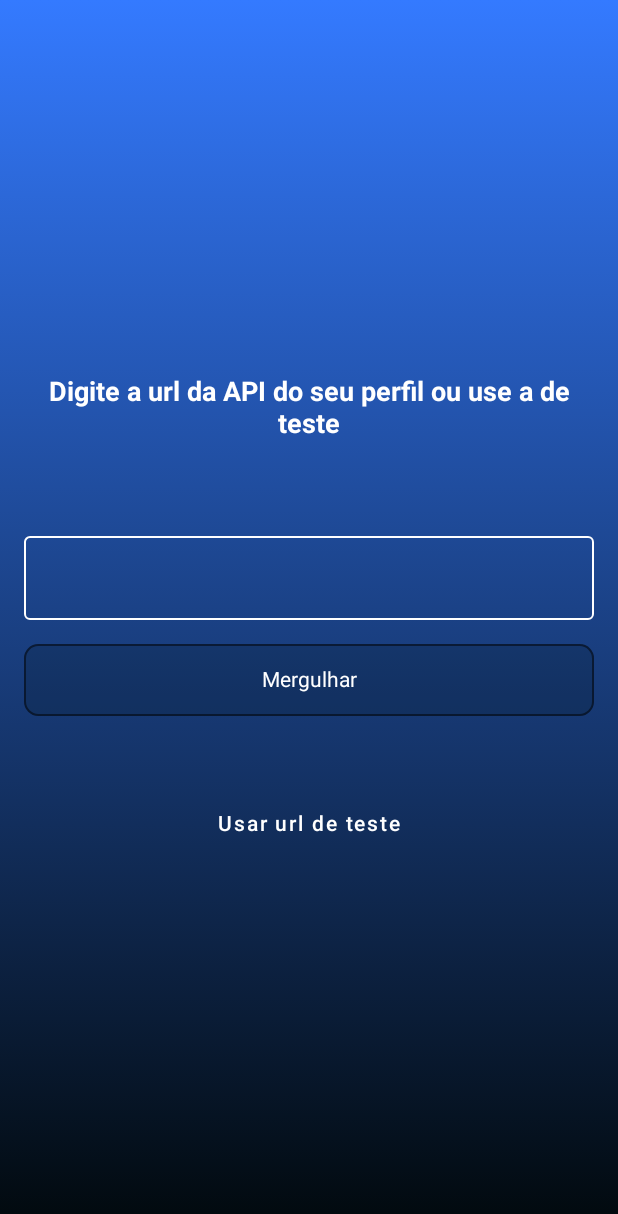
After one commit to git-jr/KMPSensors, an Android app built with Jetpack Compose: the composable LoginScreen shown on its own in the app's theme, on a phone screen of 412 x 824 dp. The commit adds this screen. Shown: the top 1214 px of the screen. Run offline under Robolectric (Android 15) with nearby library versions, the phone set to English and light mode, and no system bars; 3 statements that could not run were skipped.

```diff
--- a/androidApp/build.gradle.kts
+++ b/androidApp/build.gradle.kts
@@ -36,6 +36,3 @@ android {
         jvmToolchain(11)
     }
 }
-dependencies {
-   // implementation("androidx.compose.foundation:foundation-layout-android:1.5.0")
-}
--- a/shared/src/androidMain/kotlin/main.android.kt
+++ b/shared/src/androidMain/kotlin/main.android.kt
@@ -2,4 +2,5 @@ import androidx.compose.runtime.Composable
 
 actual fun getPlatformName(): String = "Android"
 
-@Composable fun MainView() = App()
+@Composable
+fun MainView(animatedMainRotate: Float) = App(animatedMainRotate)
--- /dev/null
+++ b/shared/src/commonMain/kotlin/ui/home/LoginScreen.kt
@@ -0,0 +1,119 @@
+package ui.home
+
+import androidx.compose.foundation.background
+import androidx.compose.foundation.border
+import androidx.compose.foundation.layout.Arrangement
+import androidx.compose.foundation.layout.Box
+import androidx.compose.foundation.layout.Column
+import androidx.compose.foundation.layout.Row
+import androidx.compose.foundation.layout.Spacer
+import androidx.compose.foundation.layout.fillMaxSize
+import androidx.compose.foundation.layout.fillMaxWidth
+import androidx.compose.foundation.layout.padding
+import androidx.compose.foundation.shape.RoundedCornerShape
+import androidx.compose.material.OutlinedTextField
+import androidx.compose.material.Text
+import androidx.compose.material.TextButton
+import androidx.compose.material.TextFieldDefaults
+import androidx.compose.runtime.Composable
+import androidx.compose.runtime.getValue
+import androidx.compose.runtime.mutableStateOf
+import androidx.compose.runtime.remember
+import androidx.compose.runtime.setValue
+import androidx.compose.ui.Alignment
+import androidx.compose.ui.Modifier
+import androidx.compose.ui.graphics.Brush
+import androidx.compose.ui.graphics.Color
+import androidx.compose.ui.text.font.FontWeight
+import androidx.compose.ui.text.style.TextAlign
+import androidx.compose.ui.unit.dp
+import androidx.compose.ui.unit.sp
+import extensions.noRippleClickable
+
+@Composable
+fun LoginScreen(onLogin: (String?) -> Unit) {
+    val gradientBackgroundColor =
+        Brush.verticalGradient(listOf(Color(52, 122, 255), Color(1, 8, 11)))
+    Box(
+        Modifier.background(gradientBackgroundColor),
+    ) {
+        Box(
+            modifier = Modifier
+                .fillMaxSize(),
+        ) {
+            Column(
+                modifier = Modifier
+                    .padding(16.dp)
+                    .fillMaxSize(),
+                horizontalAlignment = Alignment.CenterHorizontally,
+                verticalArrangement = Arrangement.Center
+            ) {
+                var urlTextState by remember { mutableStateOf("") }
+                Text(
+                    text = "Digite a url da API do seu perfil ou use a de teste",
+                    textAlign = TextAlign.Center,
+                    color = Color.White,
+                    fontSize = 18.sp,
+                    fontWeight = FontWeight.Bold,
+                )
+
+                Spacer(modifier = Modifier.padding(32.dp))
+
+                OutlinedTextField(
+                    value = urlTextState,
+                    onValueChange = { urlTextState = it },
+                    modifier = Modifier.fillMaxWidth(),
+                    colors = TextFieldDefaults.outlinedTextFieldColors(
+                        focusedBorderColor = Color.White,
+                        unfocusedBorderColor = Color.White,
+                        cursorColor = Color.White,
+                        textColor = Color.White,
+                    ),
+                )
+
+
+                Spacer(modifier = Modifier.padding(8.dp))
+
+                Row(
+                    modifier = Modifier
+                        .background(
+                            Color(2, 17, 24).copy(0.2f),
+                            shape = RoundedCornerShape(20)
+                        )
+                        .border(
+                            1.dp,
+                            Color.Black.copy(0.5f),
+                            shape = RoundedCornerShape(20)
+                        )
+                        .padding(16.dp)
+                        .fillMaxWidth(),
+                ) {
+                    Text(
+                        text = "Mergulhar",
+                        textAlign = TextAlign.Center,
+                        color = Color.White,
+                        modifier = Modifier
+                            .fillMaxWidth()
+                            .noRippleClickable {
+                                if (urlTextState.isNotEmpty()) onLogin(urlTextState)
+                            }
+                    )
+                }
+
+                Spacer(modifier = Modifier.padding(24.dp))
+
+                TextButton(
+                    onClick = { onLogin(null) },
+                    modifier = Modifier
+                        .fillMaxWidth()
+                ) {
+                    Text(
+                        text = "Usar url de teste",
+                        textAlign = TextAlign.Center,
+                        color = Color.White,
+                    )
+                }
+            }
+        }
+    }
+}
```
Also changed, not shown: androidApp/src/androidMain/kotlin/com/myapplication/MainActivity.kt (+22 -120 lines), shared/src/commonMain/kotlin/App.kt (+9 -119 lines), shared/src/commonMain/kotlin/ui/home/HomeScreen.kt (renamed from shared/src/commonMain/kotlin/ui/ProfileScreen.kt, +11 -6 lines), shared/src/commonMain/kotlin/ui/home/HomeViewModel.kt (renamed from shared/src/commonMain/kotlin/ui/ProfileViewModel.kt, +4 -4 lines), shared/src/commonMain/kotlin/ui/tabs/CourseProgressesScreen.kt (renamed from shared/src/commonMain/kotlin/ui/GuidesScreen.kt, +33 -29 lines), shared/src/commonMain/kotlin/ui/tabs/GuidesScreen.kt (renamed from shared/src/commonMain/kotlin/ui/CourseProgressesScreen.kt, +25 -26 lines), shared/src/commonMain/kotlin/ui/tabs/TabScreen.kt (renamed from shared/src/commonMain/kotlin/ui/TabScreen.kt, +5 -2 lines).
